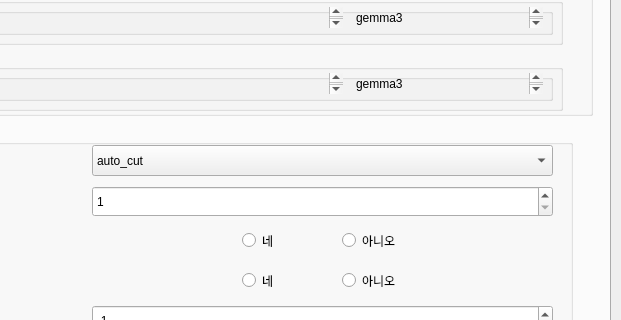
Old version of the form Ui/untitled.ui in the repository MelissaJSM/ProjectLucia_Server_HiyoriEdition; both pictures show x 220 to 841 and y 125 to 445 of the 841 by 887 pixel window.
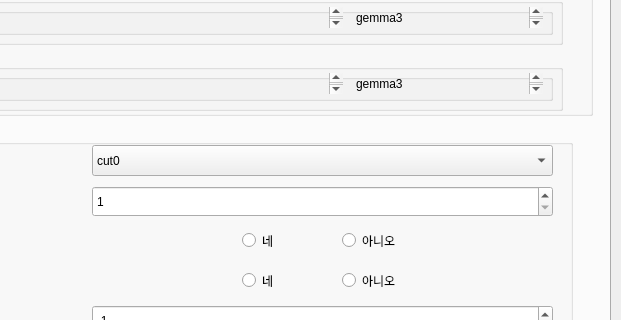
New version of the form. The open tabs and pages were chosen to show the change.

Commit message: 기본 값 수정

Diff of the .ui file:
```diff
--- a/Ui/untitled.ui
+++ b/Ui/untitled.ui
@@ -3092,11 +3092,6 @@
             <property name="whatsThis">
              <string/>
             </property>
-            <item>
-             <property name="text">
-              <string>auto_cut</string>
-             </property>
-            </item>
             <item>
              <property name="text">
               <string>cut0</string>
```
The commit also changes 1 other file.
